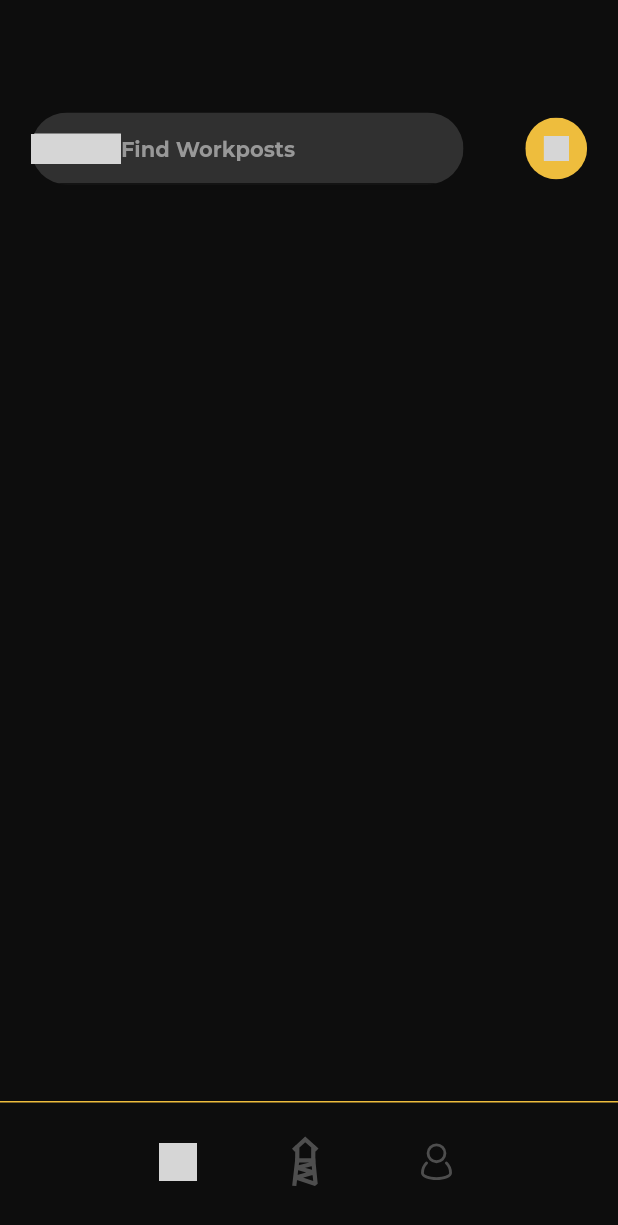
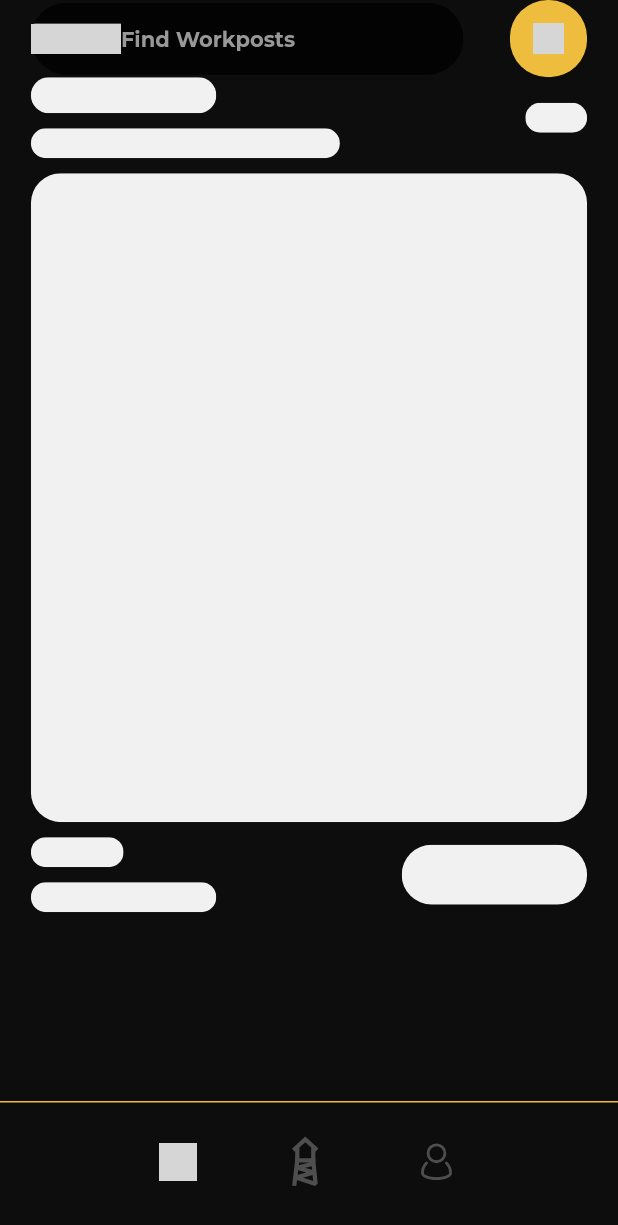
Before and after one commit to workposts/mobile, a Flutter app: the screen it shows after launch, on a phone screen of 412 x 824 dp. Shown: the top 1225 px of the screen. Run offline on Flutter 3.47's test engine with Material 2 defaults, Android fonts, the light colour scheme and no system bars; our stand-ins replace equatable, flutter_bloc, flutter_svg; grey boxes are pictures that could not be loaded.

Commit message:
Feat: Explore Bloc + Workpost/Account Models

```diff
--- a/lib/configuration.dart
+++ b/lib/configuration.dart
@@ -4,7 +4,7 @@ class Configuration {
   static const Color primaryDarkColor = Color(0xFF0D0D0D);
   static const Color primaryLightColor = Color(0xFFF1F1F1);
   static const Color accentColor = Color(0xFFEEBD3D);
-  static const Color secondaryDarkColor = Color(0xFF303030);
+  static const Color secondaryDarkColor = Color(0xFF030303);
   static const Color tertiaryDarkColor = Color(0xFF4E4E4E);
   static const Color quaternaryDarkColor = Color(0xFF989898);
 }
--- a/lib/widgets/pages/explore/explore_page_widget.dart
+++ b/lib/widgets/pages/explore/explore_page_widget.dart
@@ -2,6 +2,7 @@ import 'package:flutter/material.dart';
 import 'package:workposts_mobile/widgets/navigation_bar_widget.dart';
 import 'package:workposts_mobile/widgets/pages/explore/filter_button_widget.dart';
 import 'package:workposts_mobile/widgets/pages/explore/search_bar_widget.dart';
+import 'package:workposts_mobile/widgets/pages/explore/workpost_preview_loading_widget.dart';
 
 import '../../../configuration.dart';
 import '../../../models/page_type.dart';
@@ -13,8 +14,18 @@ class ExplorePageWidget extends StatefulWidget {
   State<ExplorePageWidget> createState() => _ExplorePageWidgetState();
 }
 
-class _ExplorePageWidgetState extends State<ExplorePageWidget> {
+class _ExplorePageWidgetState extends State<ExplorePageWidget>
+    with SingleTickerProviderStateMixin {
+  late AnimationController _controller;
   var search = false;
+
+  @override
+  void initState() {
+    super.initState();
+    _controller = AnimationController(
+        vsync: this, duration: const Duration(milliseconds: 100));
+  }
+
   @override
   Widget build(BuildContext context) {
     double navigationWidth = MediaQuery.of(context).size.width;
@@ -23,23 +34,33 @@ class _ExplorePageWidgetState extends State<ExplorePageWidget> {
             width: navigationWidth,
             decoration:
                 const BoxDecoration(color: Configuration.primaryDarkColor),
-            child: Column(
+            child: SafeArea(
+                child: Column(
               crossAxisAlignment: CrossAxisAlignment.start,
               children: [
                 Container(
                     margin: EdgeInsets.only(
-                        top: 75,
                         left: navigationWidth * 0.05,
                         right: navigationWidth * 0.05),
-                    child: Row(
-                      mainAxisAlignment: MainAxisAlignment.spaceBetween,
+                    child: Column(
                       children: [
-                        SearchBarWidget(toggleSearch: _toggleSearch),
-                        if (!search) const FilterButtonWidget()
+                        Row(
+                          mainAxisAlignment: MainAxisAlignment.spaceBetween,
+                          children: [
+                            SearchBarWidget(toggleSearch: _toggleSearch),
+                            if (!search)
+                              ScaleTransition(
+                                scale: Tween<double>(begin: 1.0, end: 0)
+                                    .animate(_controller),
+                                child: const FilterButtonWidget(),
+                              )
+                          ],
+                        ),
+                        const WorkpostPreviewLoadingWidget()
                       ],
                     ))
               ],
-            )),
+            ))),
         bottomNavigationBar:
             const NavigationBarWidget(pageType: PageType.explore));
   }
@@ -47,7 +68,11 @@ class _ExplorePageWidgetState extends State<ExplorePageWidget> {
   void _toggleSearch() {
     setState(() {
       search = !search;
+      if (search) {
+        _controller.forward();
+      } else {
+        _controller.reverse();
+      }
     });
   }
-
 }
--- a/lib/widgets/pages/explore/filter_button_widget.dart
+++ b/lib/widgets/pages/explore/filter_button_widget.dart
@@ -1,21 +1,47 @@
 import 'package:flutter/material.dart';
-import 'package:flutter/src/widgets/framework.dart';
-import 'package:flutter/src/widgets/placeholder.dart';
 import 'package:flutter_svg/svg.dart';
-import 'package:workposts_mobile/configuration.dart';
 
-class FilterButtonWidget extends StatelessWidget {
+import '../../../configuration.dart';
+
+class FilterButtonWidget extends StatefulWidget {
   const FilterButtonWidget({super.key});
+
+  @override
+  State<FilterButtonWidget> createState() => _FilterButtonWidgetState();
+}
+
+class _FilterButtonWidgetState extends State<FilterButtonWidget>
+    with SingleTickerProviderStateMixin {
+  late AnimationController _controller;
+
+  @override
+  void initState() {
+    super.initState();
+    _controller = AnimationController(
+        vsync: this, duration: const Duration(milliseconds: 200));
+  }
+
+  @override
+  void dispose() {
+    _controller.dispose();
+    super.dispose();
+  }
 
   @override
   Widget build(BuildContext context) {
     return GestureDetector(
+      onTapDown: (details) {
+        _controller.forward();
+      },
+      onTapUp: (details) {
+        _controller.reverse();
+      },
       onTap: () {
         showModalBottomSheet(
             context: context,
             builder: (BuildContext context) {
               return Container(
-                height: 200,
+                height: 300,
                 color: Configuration.primaryDarkColor,
                 child: ClipRRect(
                   borderRadius: BorderRadius.circular(30),
@@ -26,20 +52,23 @@ class FilterButtonWidget extends StatelessWidget {
               );
             });
       },
+      child: ScaleTransition(
+        scale: Tween<double>(begin: 1.0, end: 0.85).animate(_controller),
         child: ClipRRect(
-        borderRadius:
-            BorderRadius.circular(MediaQuery.of(context).size.width * 0.05),
+          borderRadius: BorderRadius.circular(
+              MediaQuery.of(context).size.width * 0.06125),
           child: Container(
-            width: MediaQuery.of(context).size.width * 0.1,
-            height: MediaQuery.of(context).size.width * 0.1,
+              width: MediaQuery.of(context).size.width * 0.125,
+              height: MediaQuery.of(context).size.width * 0.125,
               decoration: const BoxDecoration(color: Configuration.accentColor),
               child: Center(
                   child: SvgPicture.asset(
                 "images/filter.svg",
                 color: Configuration.primaryDarkColor,
-              height: MediaQuery.of(context).size.width * 0.04,
-              width: MediaQuery.of(context).size.width * 0.04,
+                height: MediaQuery.of(context).size.width * 0.05,
+                width: MediaQuery.of(context).size.width * 0.05,
               ))),
+        ),
       ),
     );
   }
--- a/lib/widgets/pages/explore/search_bar_widget.dart
+++ b/lib/widgets/pages/explore/search_bar_widget.dart
@@ -33,6 +33,7 @@ class _SearchBarWidgetState extends State<SearchBarWidget> {
           child: TextField(
             controller: _controller,
             focusNode: _focus,
+            enableSuggestions: true,
             cursorColor: Configuration.primaryLightColor,
             style: const TextStyle(
                 color: Configuration.primaryLightColor,
--- /dev/null
+++ b/lib/widgets/pages/explore/workpost_preview_loading_widget.dart
@@ -0,0 +1,92 @@
+import 'package:flutter/material.dart';
+import 'package:workposts_mobile/configuration.dart';
+
+class WorkpostPreviewLoadingWidget extends StatefulWidget {
+  const WorkpostPreviewLoadingWidget({super.key});
+
+  @override
+  State<WorkpostPreviewLoadingWidget> createState() =>
+      _WorkpostPreviewLoadingWidgetState();
+}
+
+class _WorkpostPreviewLoadingWidgetState
+    extends State<WorkpostPreviewLoadingWidget>
+    with SingleTickerProviderStateMixin {
+  @override
+  Widget build(BuildContext context) {
+    double width = MediaQuery.of(context).size.width;
+    return Column(
+      mainAxisAlignment: MainAxisAlignment.start,
+      children: [
+        Row(
+          mainAxisAlignment: MainAxisAlignment.spaceBetween,
+          crossAxisAlignment: CrossAxisAlignment.center,
+          children: [
+            Column(
+              crossAxisAlignment: CrossAxisAlignment.start,
+              children: [
+                ClipRRect(
+                    borderRadius: BorderRadius.circular(12),
+                    child: Container(
+                        height: 24,
+                        width: width * 0.3,
+                        color: Configuration.primaryLightColor)),
+                const SizedBox(height: 10),
+                ClipRRect(
+                    borderRadius: BorderRadius.circular(10),
+                    child: Container(
+                        height: 20,
+                        width: width * 0.5,
+                        color: Configuration.primaryLightColor))
+              ],
+            ),
+            ClipRRect(
+                borderRadius: BorderRadius.circular(10),
+                child: Container(
+                    height: 20,
+                    width: width * 0.1,
+                    color: Configuration.primaryLightColor))
+          ],
+        ),
+        const SizedBox(height: 10),
+        ClipRRect(
+            borderRadius: BorderRadius.circular(20),
+            child: Container(
+                height: width * 1.05,
+                width: width,
+                color: Configuration.primaryLightColor)),
+        const SizedBox(height: 10),
+        Row(
+          mainAxisAlignment: MainAxisAlignment.spaceBetween,
+          crossAxisAlignment: CrossAxisAlignment.center,
+          children: [
+            Column(
+              crossAxisAlignment: CrossAxisAlignment.start,
+              children: [
+                ClipRRect(
+                    borderRadius: BorderRadius.circular(10),
+                    child: Container(
+                        height: 20,
+                        width: width * 0.15,
+                        color: Configuration.primaryLightColor)),
+                const SizedBox(height: 10),
+                ClipRRect(
+                    borderRadius: BorderRadius.circular(10),
+                    child: Container(
+                        height: 20,
+                        width: width * 0.3,
+                        color: Configuration.primaryLightColor))
+              ],
+            ),
+            ClipRRect(
+                borderRadius: BorderRadius.circular(20),
+                child: Container(
+                    height: 40,
+                    width: width * 0.3,
+                    color: Configuration.primaryLightColor))
+          ],
+        )
+      ],
+    );
+  }
+}
--- a/pubspec.yaml
+++ b/pubspec.yaml
@@ -36,6 +36,8 @@ dependencies:
   # Use with the CupertinoIcons class for iOS style icons.
   cupertino_icons: ^1.0.2
   flutter_svg: ^1.1.6
+  flutter_bloc: ^8.1.3
+  equatable: ^2.0.5
 
 dev_dependencies:
   flutter_test:
```
Also changed, not shown: lib/models/account.dart (added, +23 -0 lines), lib/models/workpost.dart (added, +48 -0 lines), lib/models/workpost_query.dart (added, +15 -0 lines), lib/widgets/pages/explore/bloc/explore_bloc.dart (added, +23 -0 lines), lib/widgets/pages/explore/bloc/explore_event.dart (added, +23 -0 lines), lib/widgets/pages/explore/bloc/explore_state.dart (added, +35 -0 lines), lib/widgets/pages/explore/state/explore_cubit.dart (deleted), lib/widgets/pages/explore/state/explore_state.dart (deleted), lib/widgets/pages/explore/workpost_preview_widget.dart (added), pubspec.lock. Lines whose indentation alone changed are shown as unchanged.
